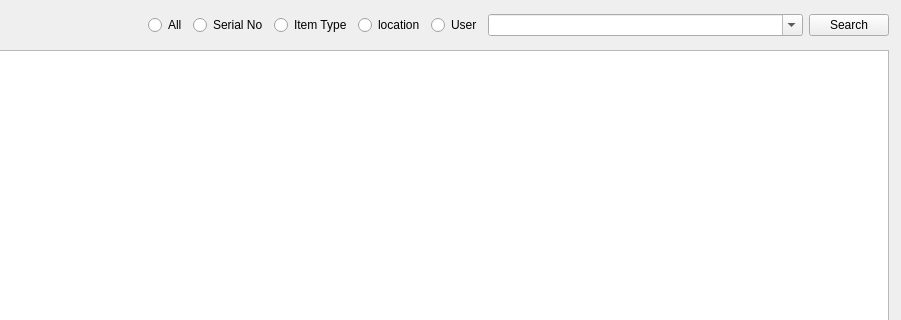
The window that GUI/guiTest/uiFiles/test.ui (aumanimationstudios/Grantha) describes before a commit, drawn with Qt 5; both pictures show x 352 to 1253 and y 0 to 320 of the 1253 by 830 pixel window.
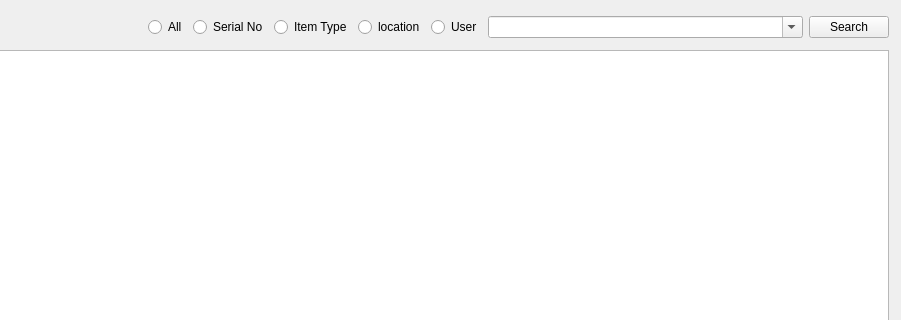
The same window after the commit.

```diff
--- a/GUI/guiTest/uiFiles/test.ui
+++ b/GUI/guiTest/uiFiles/test.ui
@@ -67,13 +67,13 @@
      </item>
     </layout>
    </widget>
-   <widget class="QWidget" name="">
+   <widget class="QWidget" name="layoutWidget">
     <property name="geometry">
      <rect>
       <x>500</x>
       <y>10</y>
       <width>741</width>
-      <height>30</height>
+      <height>34</height>
      </rect>
     </property>
     <layout class="QHBoxLayout" name="horizontalLayout">
```
Left out of the diff: 3 changed lines with no effect on the pictures.
